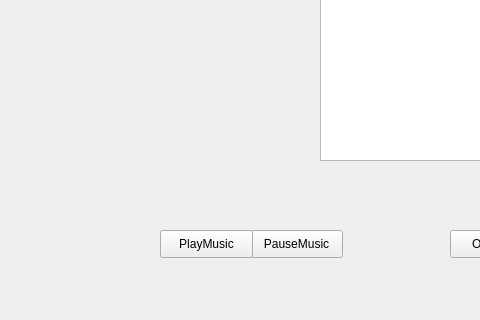
Qt form coolplayer.ui (diansheng92/Qt_CoolPlayer) before a commit; both pictures show x 0 to 480 and y 147 to 467 of the 632 by 467 pixel window.
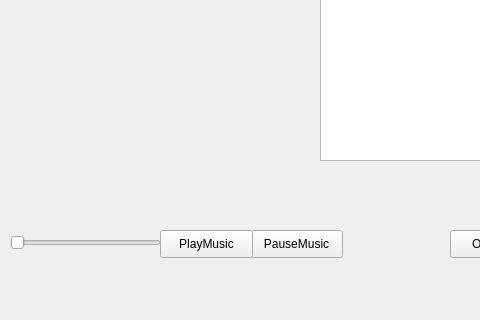
The same form after that commit.

What changed in the file:
```diff
--- a/coolplayer.ui
+++ b/coolplayer.ui
@@ -68,6 +68,22 @@
      </property>
     </item>
    </widget>
+   <widget class="QSlider" name="Volume">
+    <property name="geometry">
+     <rect>
+      <x>10</x>
+      <y>362</y>
+      <width>151</width>
+      <height>21</height>
+     </rect>
+    </property>
+    <property name="maximum">
+     <number>100</number>
+    </property>
+    <property name="orientation">
+     <enum>Qt::Horizontal</enum>
+    </property>
+   </widget>
   </widget>
   <widget class="QMenuBar" name="menuBar">
    <property name="geometry">
```
